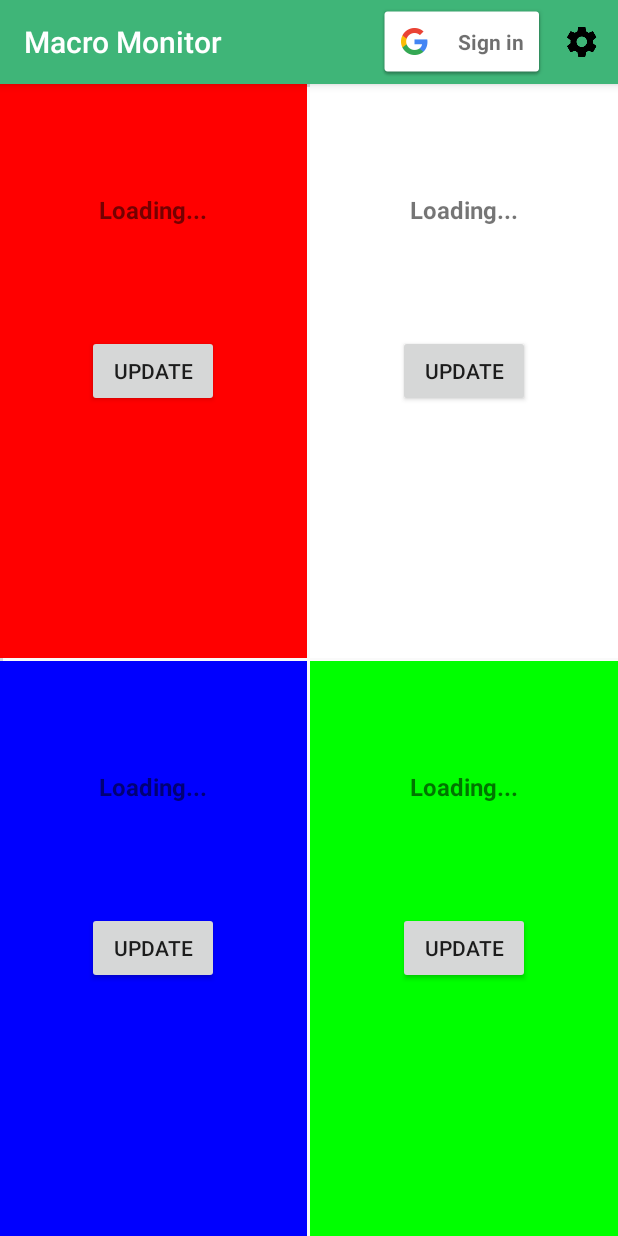
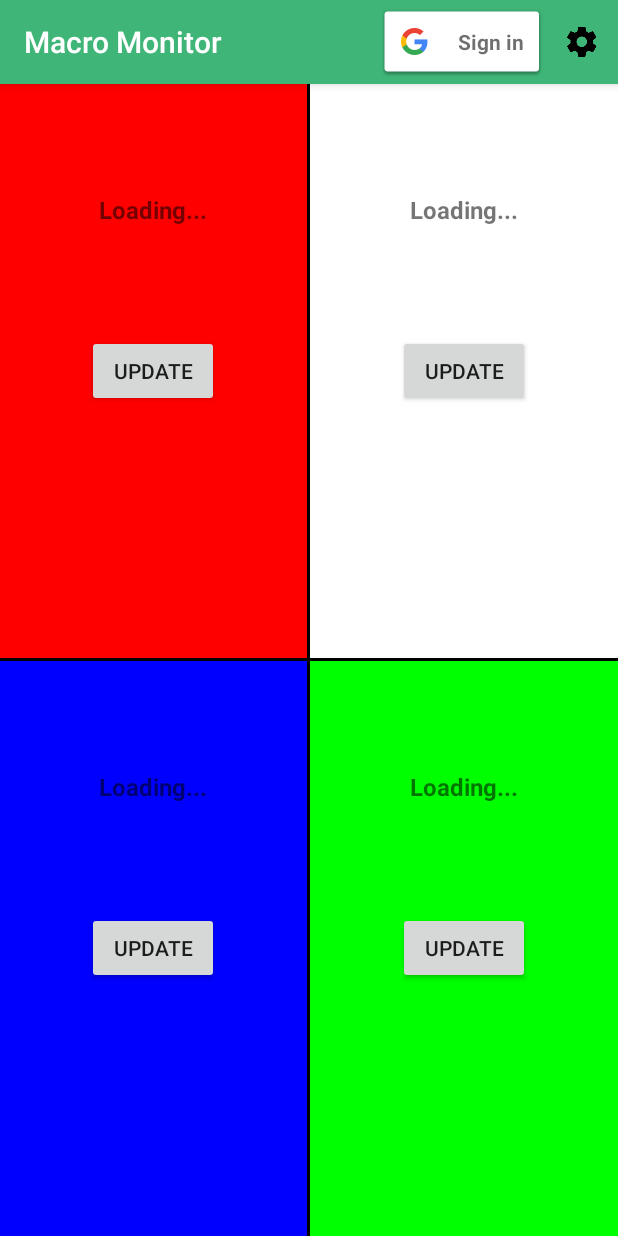
Before and after one commit to bgarza9188/MacroMonitor, an Android app: the screen it shows after launch (NutrientListActivity), on a phone screen of 412 x 824 dp. Run offline under Robolectric (Android 15) with nearby library versions, the phone set to English and light mode, and no system bars; our stand-ins replace AdMob; libraries missing offline, so code that uses them is left out: es.dmoral.toasty.

Commit message:
Updated Tablet Land layout

```diff
--- a/app/src/main/res/layout-w900dp/nutrient_list.xml
+++ b/app/src/main/res/layout-w900dp/nutrient_list.xml
@@ -23,123 +23,146 @@
         app:layoutManager="LinearLayoutManager"
         tools:context="com.example.android.macromonitor.NutrientListActivity"
         tools:ignore="MissingPrefix">
+
+
         <View
             android:id="@+id/horizontalDivider"
-            android:layout_width="2dp"
+            android:layout_width="match_parent"
             android:layout_height="2dp"
             android:layout_centerVertical="true"
-            android:background="@color/off_white"/>
+            android:background="@color/black" />
+
+        <RelativeLayout
+            android:layout_width="match_parent"
+            android:layout_height="match_parent"
+            android:layout_above="@id/horizontalDivider">
 
             <View
-            android:id="@+id/verticalDivider"
-            android:layout_width="2dp"
+                android:id="@+id/divider_top"
+                android:layout_width="match_parent"
                 android:layout_height="2dp"
-            android:layout_centerHorizontal="true"
-            android:background="@color/off_white"/>
+                android:layout_centerVertical="true"
+                android:background="@color/black" />
 
             <RelativeLayout
                 android:id="@+id/quadrant_one"
                 android:layout_width="match_parent"
                 android:layout_height="match_parent"
-            android:layout_above="@id/horizontalDivider"
-            android:layout_toLeftOf="@id/verticalDivider"
-            android:layout_toStartOf="@+id/verticalDivider"
-            android:background="@color/red" >
+                android:layout_above="@id/divider_top"
+                android:background="@color/red">
 
                 <TextView
                     android:id="@+id/quadrant_one_text"
-                android:layout_width="wrap_content"
+                    android:layout_width="match_parent"
                     android:layout_height="wrap_content"
-                android:layout_centerHorizontal="true"
-                android:layout_above="@+id/quadrant_one_update_button"
                     android:text="@string/loading"
+                    android:textAlignment="center"
                     android:textSize="@dimen/text_size"
-                android:textAlignment="center"/>
+                    android:gravity="center"
+                    android:textStyle="bold"
+                    android:layout_centerInParent="true"/>
 
                 <Button
                     android:id="@+id/quadrant_one_update_button"
                     android:layout_width="wrap_content"
                     android:layout_height="wrap_content"
-                android:layout_centerInParent="true"
-                android:text="@string/update_button"/>
+                    android:layout_below="@id/quadrant_one_text"
+                    android:layout_centerHorizontal="true"
+                    android:text="@string/update_button" />
             </RelativeLayout>
 
             <RelativeLayout
                 android:id="@+id/quadrant_two"
                 android:layout_width="match_parent"
                 android:layout_height="match_parent"
-            android:layout_above="@id/horizontalDivider"
-            android:layout_toRightOf="@id/verticalDivider"
-            android:layout_toEndOf="@+id/verticalDivider"
-            android:background="@color/white" >
+                android:layout_below="@id/divider_top"
+                android:background="@color/white">
+
                 <TextView
                     android:id="@+id/quadrant_two_text"
-                android:layout_width="wrap_content"
+                    android:layout_width="match_parent"
                     android:layout_height="wrap_content"
-                android:layout_centerHorizontal="true"
-                android:layout_above="@+id/quadrant_two_update_button"
+                    android:layout_centerInParent="true"
                     android:text="@string/loading"
+                    android:textAlignment="center"
                     android:textSize="@dimen/text_size"
-                android:textAlignment="center"/>
+                    android:gravity="center"
+                    android:textStyle="bold" />
 
                 <Button
                     android:id="@+id/quadrant_two_update_button"
                     android:layout_width="wrap_content"
                     android:layout_height="wrap_content"
-                android:layout_centerInParent="true"
-                android:text="@string/update_button"/>
+                    android:layout_centerHorizontal="true"
+                    android:layout_below="@id/quadrant_two_text"
+                    android:text="@string/update_button" />
             </RelativeLayout>
+        </RelativeLayout>
+        <RelativeLayout
+            android:layout_width="match_parent"
+            android:layout_height="match_parent"
+            android:layout_below="@id/horizontalDivider">
+
+            <View
+                android:id="@+id/divider_bottom"
+                android:layout_width="match_parent"
+                android:layout_height="2dp"
+                android:layout_centerVertical="true"
+                android:background="@color/black" />
 
             <RelativeLayout
                 android:id="@+id/quadrant_three"
                 android:layout_width="match_parent"
                 android:layout_height="match_parent"
-            android:layout_below="@id/horizontalDivider"
-            android:layout_toLeftOf="@id/verticalDivider"
-            android:layout_toStartOf="@+id/verticalDivider"
-            android:background="@color/blue" >
+                android:layout_above="@id/divider_bottom"
+                android:background="@color/blue">
+
                 <TextView
                     android:id="@+id/quadrant_three_text"
-                android:layout_width="wrap_content"
+                    android:layout_width="match_parent"
                     android:layout_height="wrap_content"
-                android:layout_centerHorizontal="true"
-                android:layout_above="@+id/quadrant_three_update_button"
+                    android:layout_centerInParent="true"
                     android:text="@string/loading"
+                    android:textAlignment="center"
                     android:textSize="@dimen/text_size"
-                android:textAlignment="center"/>
+                    android:gravity="center"
+                    android:textStyle="bold"/>
 
                 <Button
                     android:id="@+id/quadrant_three_update_button"
                     android:layout_width="wrap_content"
                     android:layout_height="wrap_content"
-                android:layout_centerInParent="true"
-                android:text="@string/update_button"/>
+                    android:layout_centerHorizontal="true"
+                    android:layout_below="@id/quadrant_three_text"
+                    android:text="@string/update_button" />
             </RelativeLayout>
 
             <RelativeLayout
                 android:id="@+id/quadrant_four"
                 android:layout_width="match_parent"
                 android:layout_height="match_parent"
-            android:layout_below="@id/horizontalDivider"
-            android:layout_toRightOf="@id/verticalDivider"
-            android:layout_toEndOf="@+id/verticalDivider"
-            android:background="@color/green" >
+                android:layout_below="@id/divider_bottom"
+                android:background="@color/green">
+
                 <TextView
                     android:id="@+id/quadrant_four_text"
-                android:layout_width="wrap_content"
+                    android:layout_width="match_parent"
                     android:layout_height="wrap_content"
-                android:layout_centerHorizontal="true"
-                android:layout_above="@+id/quadrant_four_update_button"
+                    android:layout_centerInParent="true"
                     android:text="@string/loading"
+                    android:textAlignment="center"
                     android:textSize="@dimen/text_size"
-                android:textAlignment="center"/>
+                    android:gravity="center"
+                    android:textStyle="bold"/>
 
                 <Button
                     android:id="@+id/quadrant_four_update_button"
                     android:layout_width="wrap_content"
                     android:layout_height="wrap_content"
-                android:layout_centerInParent="true"
-                android:text="@string/update_button"/>
+                    android:layout_centerHorizontal="true"
+                    android:layout_below="@id/quadrant_four_text"
+                    android:text="@string/update_button" />
+            </RelativeLayout>
         </RelativeLayout>
     </RelativeLayout>
 
@@ -147,6 +170,14 @@
         android:id="@+id/nutrient_detail_container"
         android:layout_width="0dp"
         android:layout_height="match_parent"
-        android:layout_weight="3" />
+        android:layout_weight="3">
+        <TextView
+            android:layout_width="match_parent"
+            android:layout_height="match_parent"
+            android:text="@string/viewing_instruction"
+            android:gravity="center"
+            android:textAlignment="center"
+            android:textStyle="italic"/>
+    </FrameLayout>
 
 </LinearLayout>
--- a/app/src/main/res/layout/nutrient_list.xml
+++ b/app/src/main/res/layout/nutrient_list.xml
@@ -9,19 +9,20 @@
     android:layout_height="match_parent"
     app:layoutManager="LinearLayoutManager"
     tools:context="com.example.android.macromonitor.NutrientListActivity">
+
     <View
         android:id="@+id/horizontalDivider"
-        android:layout_width="2dp"
+        android:layout_width="match_parent"
         android:layout_height="2dp"
         android:layout_centerVertical="true"
-        android:background="@color/off_white"/>
+        android:background="@color/black" />
 
     <View
         android:id="@+id/verticalDivider"
         android:layout_width="2dp"
-        android:layout_height="2dp"
+        android:layout_height="match_parent"
         android:layout_centerHorizontal="true"
-        android:background="@color/off_white"/>
+        android:background="@color/black" />
 
     <RelativeLayout
         android:id="@+id/quadrant_one"
--- a/app/src/main/res/values/dimens.xml
+++ b/app/src/main/res/values/dimens.xml
@@ -4,7 +4,7 @@
     <dimen name="app_bar_height">200dp</dimen>
     <dimen name="item_width">200dp</dimen>
     <dimen name="text_margin">16dp</dimen>
-    <dimen name="text_size">16dp</dimen>
+    <dimen name="text_size">16sp</dimen>
 
     <!--
 Refer to App Widget Documentation for margin information
--- a/app/src/main/res/values/strings.xml
+++ b/app/src/main/res/values/strings.xml
@@ -91,4 +91,5 @@
     <string name="sign_out">Sign Out</string>
     <string name="welcome">Welcome!</string>
     <string name="exclamation">!</string>
+    <string name="viewing_instruction">Click a macro on the left to view it\'s chart here.</string>
 </resources>
```
Lines whose indentation alone changed are shown as unchanged.
